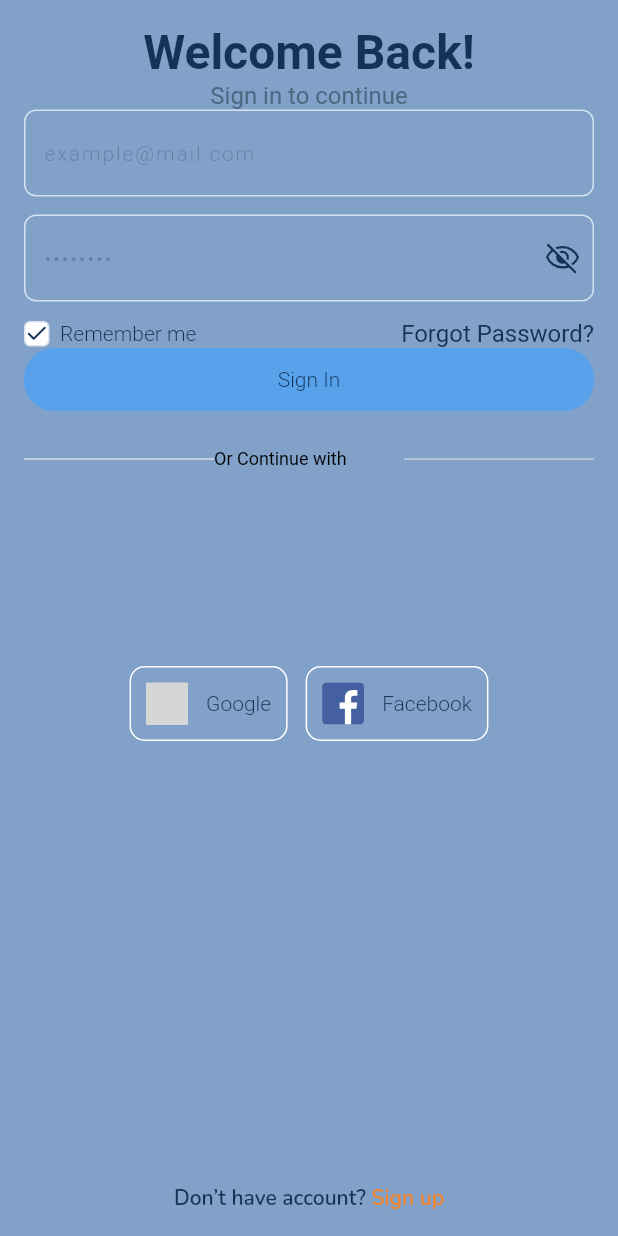
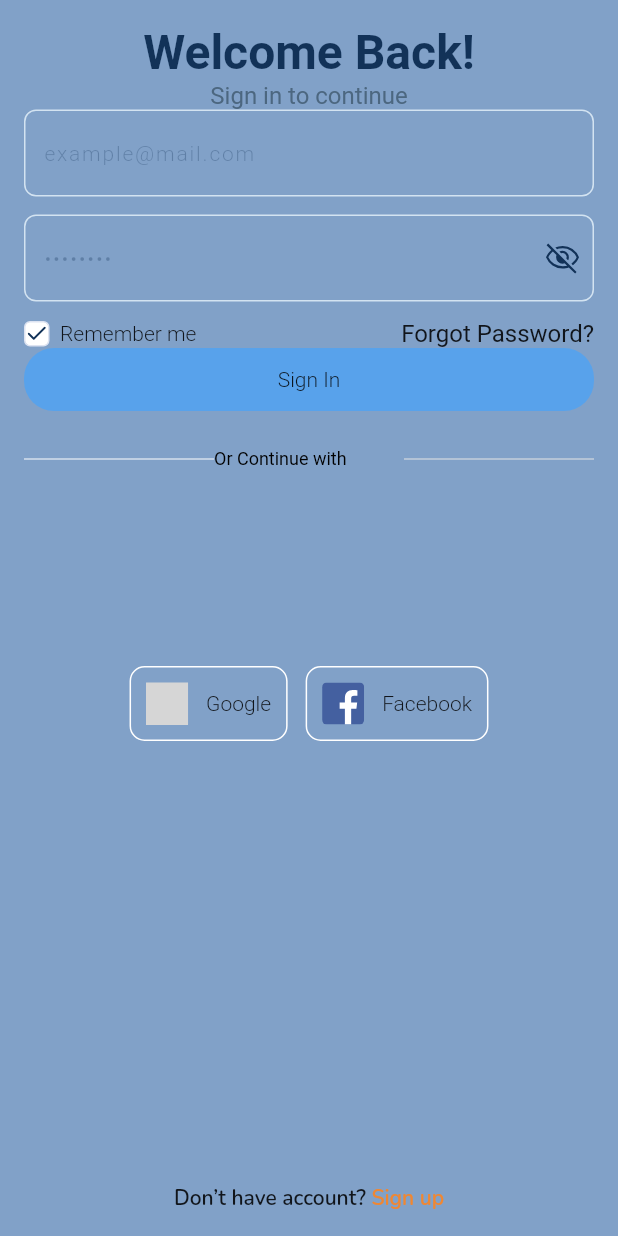
Before and after one commit to yigtkaya/health_tourism, a Flutter app: the screen it shows after launch, on a phone screen of 412 x 824 dp. Run offline on Flutter 3.47's test engine with Material 2 defaults, Android fonts, the phone set to English and light mode, and no system bars; our stand-ins replace bloc, cloud_firestore, dio, email_validator, equatable, firebase_auth and 15 more; missing offline and left inert: flutter_facebook_auth; accounts and stored records are empty; Roboto replaces fonts that are missing (Domine, NunitoSans, OpenSans); grey boxes are pictures that could not be loaded.

Commit message:
theme kullanıımı

```diff
--- a/lib/core/components/ht_checkbox.dart
+++ b/lib/core/components/ht_checkbox.dart
@@ -3,6 +3,7 @@ import 'package:flutter/material.dart';
 import 'package:health_tourism/core/components/ht_icon.dart';
 import 'package:health_tourism/core/constants/asset.dart';
 import 'package:health_tourism/core/constants/horizontal_space.dart';
+import 'package:health_tourism/product/theme/theme_manager.dart';
 
 import '../../product/theme/styles.dart';
 
@@ -44,7 +45,7 @@ class _HTCheckBoxState extends State<HTCheckBox> {
                   iconName: AssetConstants.icons.checkMark,
                   width: 14,
                   height: 14,
-                  color: const Color(0xFF123258),
+                  color: ThemeManager.instance?.getCurrentTheme.colorTheme.darkTextColor,
                 ),
         ),
         const HorizontalSpace(
--- a/lib/product/theme/color/app_colors.dart
+++ b/lib/product/theme/color/app_colors.dart
@@ -2,6 +2,7 @@ import 'package:flutter/material.dart';
 
 @immutable
 class AppColors {
+  final darkBlue = const Color(0xff123258);
   final lima = const Color(0xff7fb713);
   final outerSpace = const Color(0xff263238);
   final satinLinen = const Color(0xffeeefe2);
--- a/lib/product/theme/color/dark_color.dart
+++ b/lib/product/theme/color/dark_color.dart
@@ -76,7 +76,7 @@ class DarkColor implements IColorTheme {
     menuItemGradientEnd = colors.paleSlate;
     bottomNavigationBackground = colors.darkPurple;
     disableButtonColor = colors.fiord;
-    darkTextColor = colors.outerSpace;
+    darkTextColor = colors.darkBlue;
     primaryScaffoldBackground = colors.lightPurple;
   }
 
--- a/lib/product/theme/styles.dart
+++ b/lib/product/theme/styles.dart
@@ -1,4 +1,8 @@
 import 'package:flutter/material.dart';
+import 'package:health_tourism/product/theme/color/app_colors.dart';
+import 'package:health_tourism/product/theme/theme_manager.dart';
+
+var colours = AppColors();
 
 var htHintTextStyle = TextStyle(
   color: Color(0xFF123258).withOpacity(0.3),
@@ -7,15 +11,15 @@ var htHintTextStyle = TextStyle(
   fontFamily: 'OpenSans',
 );
 
-const htDarkBlueNormalStyle =  TextStyle(
-  color: Color(0xFF123258),
+final htDarkBlueNormalStyle =  TextStyle(
+  color: ThemeManager.instance?.getCurrentTheme.colorTheme.darkTextColor,
   fontWeight: FontWeight.w300,
   fontFamily: 'NunitoSans',
   fontSize: 14
 );
 
-const htDarkBlueLargeStyle =  TextStyle(
-    color: Color(0xFF123258),
+final htDarkBlueLargeStyle =  TextStyle(
+    color: ThemeManager.instance?.getCurrentTheme.colorTheme.darkTextColor,
     fontWeight: FontWeight.w400,
     fontFamily: 'NunitoSans',
     fontSize: 16
--- a/lib/product/theme/theme_manager.dart
+++ b/lib/product/theme/theme_manager.dart
@@ -18,6 +18,7 @@ class ThemeManager {
 
   void changeTheme() {
  /// TO DO change theme
+
   }
 
   ThemeMode getInitialThemeMode() {
--- a/lib/view/chats/chat_room_view.dart
+++ b/lib/view/chats/chat_room_view.dart
@@ -94,7 +94,7 @@ class _ChatRoomViewState extends State<ChatRoomView> {
       stream: state.messages,
       builder: (context, snapshot) {
         if (snapshot.hasError) {
-          return const Center(
+          return Center(
             child: HTText(
               label: "Something went wrong",
               color: Colors.white,
--- a/lib/view/chats/chats_view.dart
+++ b/lib/view/chats/chats_view.dart
@@ -51,7 +51,7 @@ class _ChatsViewState extends State<ChatsView> {
             padding: const EdgeInsets.all(16.0),
             child: Container(
               alignment: Alignment.topLeft,
-              child: const HTText(
+              child: HTText(
                 label: "Chats",
                 color: Colors.white,
                 style: htDarkBlueNormalStyle,
@@ -74,7 +74,7 @@ class _ChatsViewState extends State<ChatsView> {
                     return _buildChatListView(state);
                   }
                   if (state is ChatError) {
-                    return const Center(
+                    return Center(
                       child: HTText(
                         label: "Something went wrong",
                         color: Colors.white,
--- a/lib/view/login/login_view.dart
+++ b/lib/view/login/login_view.dart
@@ -120,7 +120,7 @@ class _LoginViewState extends State<LoginView> {
                         onTap: () {
                           pushTo(path: RoutePath.forgotPassword);
                         },
-                        child: const HTText(
+                        child: HTText(
                           label: "Forgot Password?",
                           style: htDarkBlueLargeStyle,
                         ),
@@ -175,8 +175,8 @@ Widget signInButton(Size size) {
       borderRadius: BorderRadius.circular(20.0),
       color: const Color(0xFF58A2EB),
     ),
-    child: const Padding(
-      padding: EdgeInsets.symmetric(vertical: 13.0),
+    child: Padding(
+      padding: const EdgeInsets.symmetric(vertical: 13.0),
       child: HTText(
         label: "Sign In",
         style: htDarkBlueNormalStyle,
@@ -236,7 +236,7 @@ Widget signInGoogleFacebookButton(Size size, AuthCubit authCubit) {
                 ),
                 const HorizontalSpace(),
                 //google txt
-                const Text(
+                Text(
                   'Google',
                   style: htDarkBlueNormalStyle,
                   textAlign: TextAlign.center,
@@ -275,7 +275,7 @@ Widget signInGoogleFacebookButton(Size size, AuthCubit authCubit) {
                 ),
                 const HorizontalSpace(),
                 //facebook txt
-                const Text(
+                Text(
                   'Facebook',
                   textAlign: TextAlign.center,
                   style: htDarkBlueNormalStyle,
```
Also changed, not shown: lib/core/constants/gradient_colors.dart (deleted, +0 -23 lines), lib/product/theme/app_theme.dart (+1 -8 lines), lib/view/sign_up/sign_up_view.dart (+6 -6 lines).
